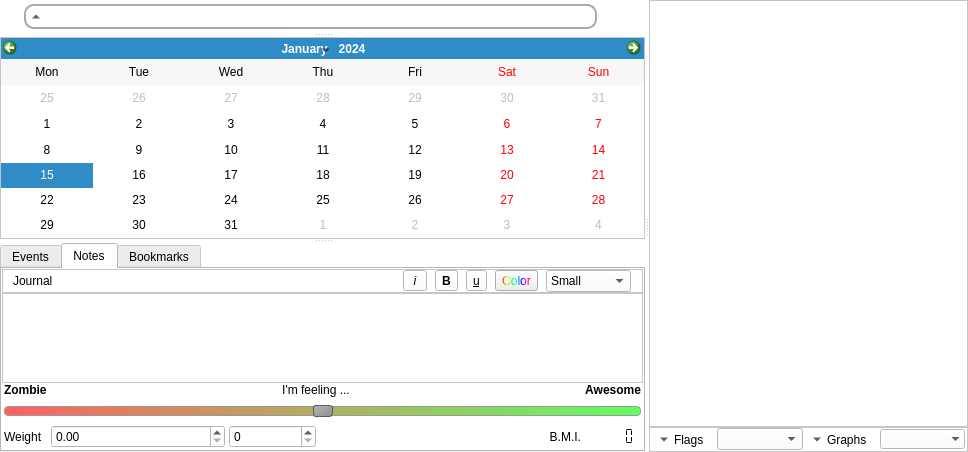
Before: the Qt Designer form oscar/daily.ui in operativeF/oscar, drawn with Qt 5.
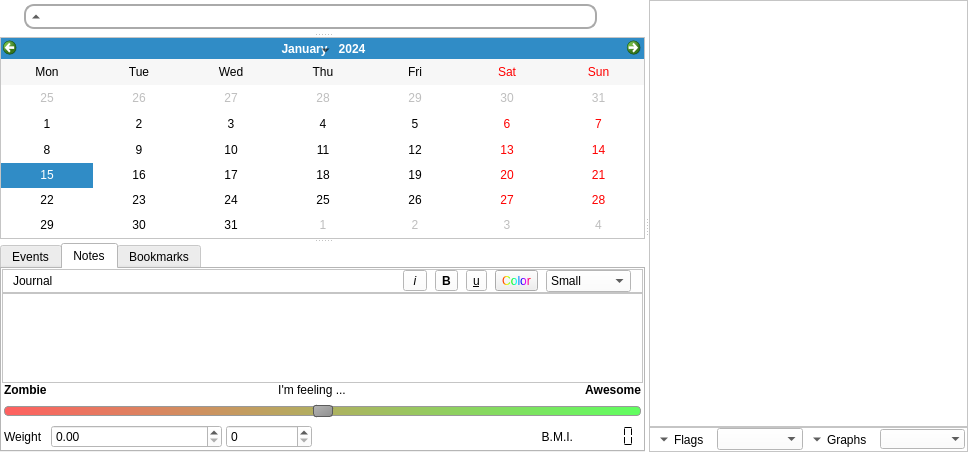
After: the same form once the commit is applied. Icons and pictures are not drawn.

Commit message: Make decimal point more visible in BMI display on Daily/Notes tab

Diff of the .ui file:
```diff
--- a/oscar/daily.ui
+++ b/oscar/daily.ui
@@ -1314,7 +1314,7 @@
                  <enum>QFrame::NoFrame</enum>
                 </property>
                 <property name="smallDecimalPoint">
-                 <bool>true</bool>
+                 <bool>false</bool>
                 </property>
                 <property name="digitCount">
                  <number>5</number>
```
